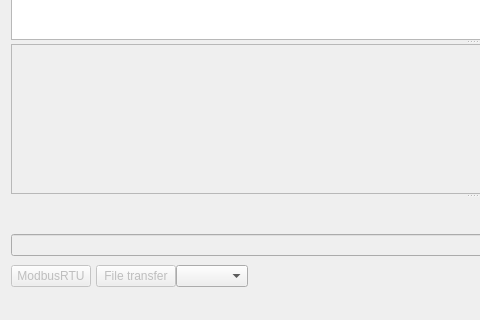
Qt form mainwindow.ui (HEYAHONG/cutecom-ng) before a commit; both pictures show x 0 to 480 and y 380 to 700 of the 950 by 700 pixel window.
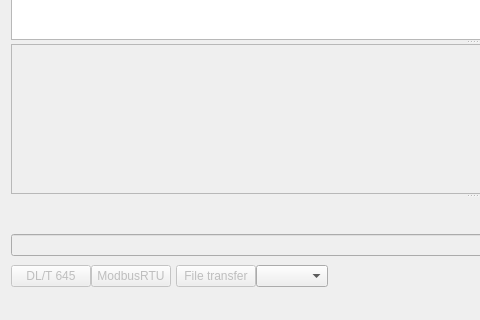
The same form after that commit. Icons and pictures are not drawn. Custom widgets are drawn as their Qt base class.

Diff of the .ui file:
```diff
--- a/mainwindow.ui
+++ b/mainwindow.ui
@@ -245,6 +245,16 @@
       <property name="spacing">
        <number>0</number>
       </property>
+      <item>
+       <widget class="QPushButton" name="dlt645Button">
+        <property name="enabled">
+         <bool>false</bool>
+        </property>
+        <property name="text">
+         <string>DL/T 645</string>
+        </property>
+       </widget>
+      </item>
       <item>
        <widget class="QPushButton" name="modbusButton">
         <property name="enabled">
```
Left out of the diff: 3 changed lines with no effect on the pictures.
